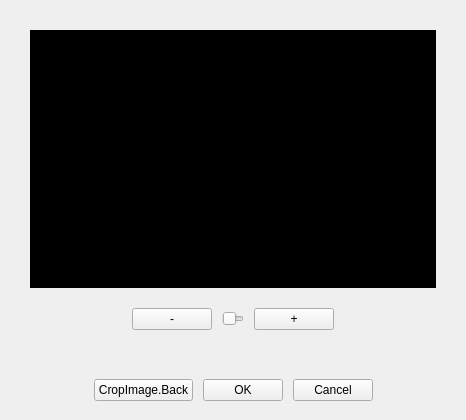
Old version of the form src/prism/main/PLSPlatformApi/PLSCropImage.ui in the repository naver/prism-live-studio.
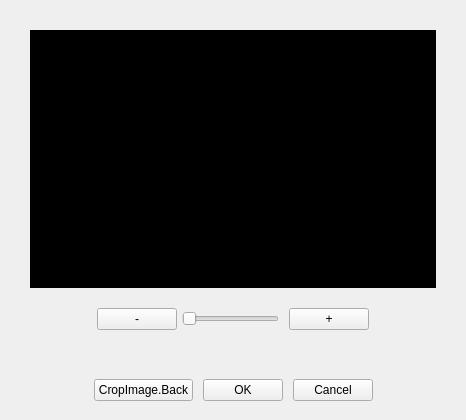
New version of the form. Custom widgets are drawn as their Qt base class.

Patch:
```diff
--- a/src/prism/main/PLSPlatformApi/PLSCropImage.ui
+++ b/src/prism/main/PLSPlatformApi/PLSCropImage.ui
@@ -58,20 +58,33 @@
    <item>
     <layout class="QHBoxLayout" name="horizontalLayout">
      <property name="spacing">
-      <number>10</number>
+      <number>0</number>
      </property>
      <property name="leftMargin">
-      <number>132</number>
+      <number>0</number>
      </property>
      <property name="topMargin">
       <number>20</number>
      </property>
      <property name="rightMargin">
-      <number>132</number>
+      <number>0</number>
      </property>
      <property name="bottomMargin">
       <number>30</number>
      </property>
+     <item>
+      <spacer name="horizontalSpacer_5">
+       <property name="orientation">
+        <enum>Qt::Horizontal</enum>
+       </property>
+       <property name="sizeHint" stdset="0">
+        <size>
+         <width>0</width>
+         <height>1</height>
+        </size>
+       </property>
+      </spacer>
+     </item>
      <item>
       <widget class="QPushButton" name="smallButton">
        <property name="text">
@@ -79,6 +92,22 @@
        </property>
       </widget>
      </item>
+     <item>
+      <spacer name="horizontalSpacer_3">
+       <property name="orientation">
+        <enum>Qt::Horizontal</enum>
+       </property>
+       <property name="sizeType">
+        <enum>QSizePolicy::Fixed</enum>
+       </property>
+       <property name="sizeHint" stdset="0">
+        <size>
+         <width>5</width>
+         <height>1</height>
+        </size>
+       </property>
+      </spacer>
+     </item>
      <item>
       <widget class="SliderIgnoreScroll" name="slider">
        <property name="orientation">
@@ -86,6 +115,22 @@
        </property>
       </widget>
      </item>
+     <item>
+      <spacer name="horizontalSpacer_4">
+       <property name="orientation">
+        <enum>Qt::Horizontal</enum>
+       </property>
+       <property name="sizeType">
+        <enum>QSizePolicy::Fixed</enum>
+       </property>
+       <property name="sizeHint" stdset="0">
+        <size>
+         <width>10</width>
+         <height>1</height>
+        </size>
+       </property>
+      </spacer>
+     </item>
      <item>
       <widget class="QPushButton" name="largeButton">
        <property name="text">
@@ -93,6 +138,19 @@
        </property>
       </widget>
      </item>
+     <item>
+      <spacer name="horizontalSpacer_6">
+       <property name="orientation">
+        <enum>Qt::Horizontal</enum>
+       </property>
+       <property name="sizeHint" stdset="0">
+        <size>
+         <width>0</width>
+         <height>1</height>
+        </size>
+       </property>
+      </spacer>
+     </item>
     </layout>
    </item>
    <item>
```
